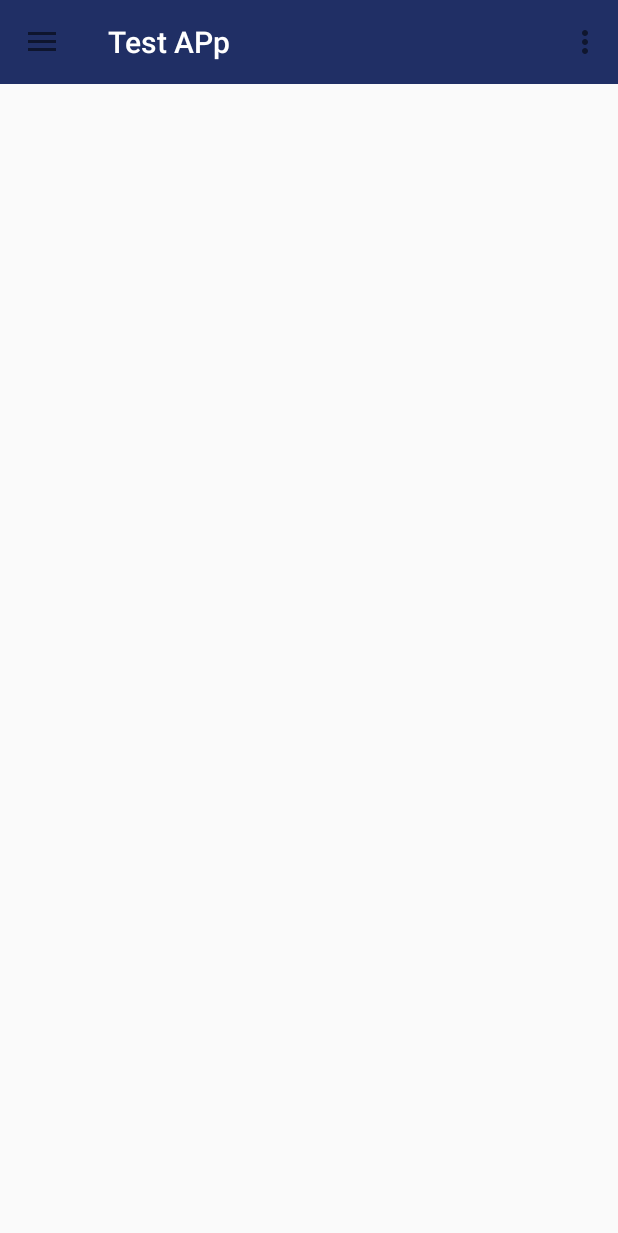
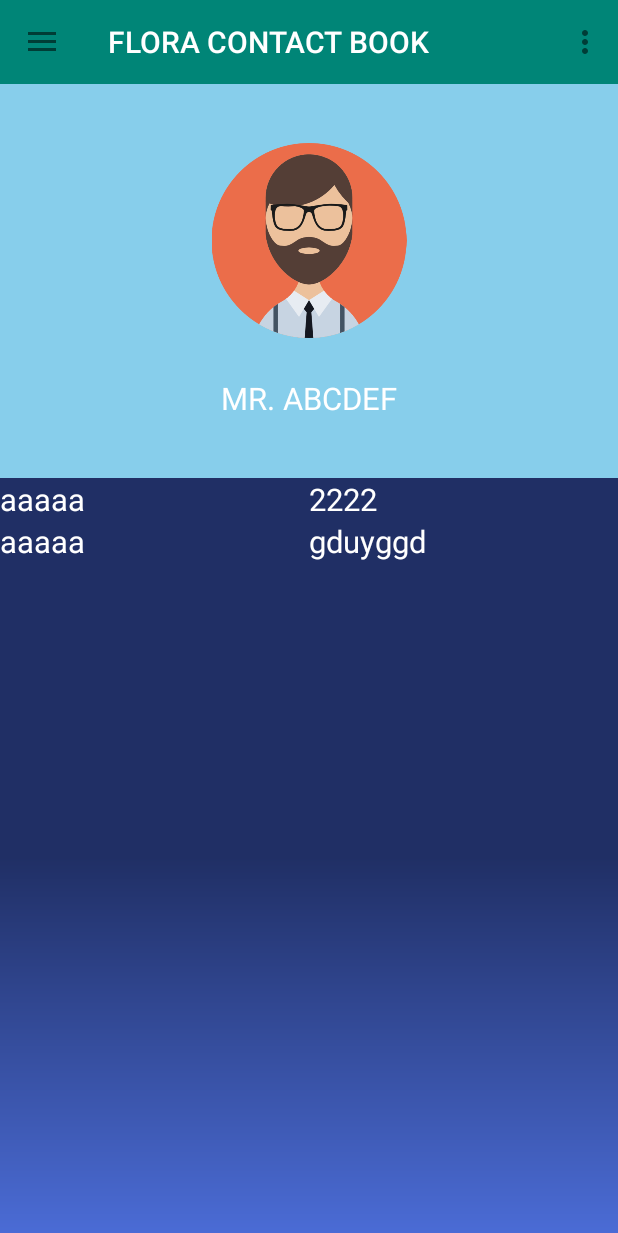
Before and after one commit to Tanvir87/TestApp, an Android app: the screen it shows after launch (MainActivity), after a tap on "Profile", on a phone screen of 412 x 824 dp. Shown: the top 1233 px of the screen. Run offline under Robolectric (Android 15) with nearby library versions, the phone set to English and light mode, and no system bars; our stand-ins replace sdp/ssp sizes.

Commit message:
new items

```diff
--- a/app/build.gradle
+++ b/app/build.gradle
@@ -41,5 +41,8 @@ dependencies {
     annotationProcessor 'com.jakewharton:butterknife-compiler:10.1.0'
     compileOnly 'javax.annotation:jsr250-api:1.0'
 
+    //Text drawable
+    implementation 'com.amulyakhare:com.amulyakhare.textdrawable:1.0.1'
+
 
 }
--- a/app/src/main/java/com/smartlocation/testapp/MainActivity.java
+++ b/app/src/main/java/com/smartlocation/testapp/MainActivity.java
@@ -31,7 +31,7 @@ public class MainActivity extends AppCompatActivity implements NavigationView.On
 
         Toolbar toolbar = findViewById(R.id.toolbar);
 
-        toolbar.setTitle(R.string.app_name);
+        toolbar.setTitle("FLORA CONTACT BOOK");
 
         setSupportActionBar(toolbar);
 
@@ -49,7 +49,7 @@ public class MainActivity extends AppCompatActivity implements NavigationView.On
 
 
 
-
+        //fragment populate in main activity
         FragmentManager fragmentManager = getSupportFragmentManager();
         FragmentTransaction fragmentTransaction = fragmentManager.beginTransaction();
         fragmentTransaction.add(R.id.mainFrame, new HomeFragment());
@@ -64,7 +64,8 @@ public class MainActivity extends AppCompatActivity implements NavigationView.On
     }
 
     @Override
-    public boolean onNavigationItemSelected(@NonNull MenuItem menuItem) {
+    public boolean onNavigationItemSelected(@NonNull MenuItem menuItem)
+    {
         return false;
     }
 
--- a/app/src/main/java/com/smartlocation/testapp/View/PhotoFragment.java
+++ b/app/src/main/java/com/smartlocation/testapp/View/PhotoFragment.java
@@ -4,6 +4,8 @@ import android.os.Bundle;
 import android.view.LayoutInflater;
 import android.view.View;
 import android.view.ViewGroup;
+
+import com.smartlocation.testapp.R;
 
 import androidx.annotation.NonNull;
 import androidx.annotation.Nullable;
@@ -14,6 +16,8 @@ public class PhotoFragment extends Fragment {
     @Nullable
     @Override
     public View onCreateView(@NonNull LayoutInflater inflater, @Nullable ViewGroup container, @Nullable Bundle savedInstanceState) {
-        return super.onCreateView(inflater, container, savedInstanceState);
+
+        View rootView = inflater.inflate(R.layout.fragment_photos, container, false);
+        return rootView;
     }
 }
--- a/app/src/main/java/com/smartlocation/testapp/View/ProfileFragment.java
+++ b/app/src/main/java/com/smartlocation/testapp/View/ProfileFragment.java
@@ -15,6 +15,8 @@ public class ProfileFragment extends Fragment {
     @Nullable
     @Override
     public View onCreateView(@NonNull LayoutInflater inflater, @Nullable ViewGroup container, @Nullable Bundle savedInstanceState) {
-        return super.onCreateView(inflater, container, savedInstanceState);
+
+        View rootView = inflater.inflate(R.layout.fragment_profile, container, false);
+        return rootView;
     }
 }
--- a/app/src/main/res/layout/activity_main.xml
+++ b/app/src/main/res/layout/activity_main.xml
@@ -18,7 +18,8 @@
             android:id="@+id/toolbar"
             android:layout_width="match_parent"
             android:layout_height="?attr/actionBarSize"
-            android:background="#202F65"
+            android:gravity="center"
+            android:background="@color/colorPrimary"
             android:theme="@style/ThemeOverlay.AppCompat.Light"
             app:titleTextColor="#FFFFFF" />
 
--- a/app/src/main/res/layout/fragment_photos.xml
+++ b/app/src/main/res/layout/fragment_photos.xml
@@ -1,6 +1,21 @@
 <?xml version="1.0" encoding="utf-8"?>
 <LinearLayout xmlns:android="http://schemas.android.com/apk/res/android"
     android:orientation="vertical" android:layout_width="match_parent"
-    android:layout_height="match_parent">
+    android:layout_height="match_parent"
+    android:gravity="center"
+    android:background="@drawable/header_background">
+
+    <ImageButton
+        android:layout_width="wrap_content"
+        android:layout_height="wrap_content"
+        android:layout_gravity="center"
+        android:src="@drawable/gallery"
+        android:layout_marginTop="@dimen/_20sdp"/>
+    <TextView
+        android:layout_width="wrap_content"
+        android:layout_height="wrap_content"
+        android:text="Open Gallery"
+        android:textSize="@dimen/_16ssp"
+        android:textColor="#FFFFFF"/>
 
 </LinearLayout>
--- a/app/src/main/res/layout/fragment_profile.xml
+++ b/app/src/main/res/layout/fragment_profile.xml
@@ -1,11 +1,113 @@
-<?xml version="1.0" encoding="utf-8"?>
 <LinearLayout xmlns:android="http://schemas.android.com/apk/res/android"
-    android:orientation="vertical" android:layout_width="match_parent"
-    android:layout_height="match_parent">
+    xmlns:app="http://schemas.android.com/apk/res-auto"
+    xmlns:tools="http://schemas.android.com/tools"
+    android:layout_width="match_parent"
+    android:layout_height="match_parent"
+    android:orientation="vertical"
+    tools:context=".MainActivity">
 
-    <TextView
-        android:id="@+id/textView"
+    <RelativeLayout
+        android:id="@+id/profileheader"
+        android:background="#87CEEB"
+        android:padding="@dimen/_30sdp"
         android:layout_width="match_parent"
         android:layout_height="wrap_content"
-        android:text="TextView" />
+        >
+
+
+        <ImageView
+            android:id="@+id/ivPropic"
+            android:layout_alignParentStart="true"
+            android:layout_alignParentEnd="true"
+            android:src="@drawable/man"
+            android:layout_width="@dimen/_100sdp"
+            android:layout_height="@dimen/_100sdp"/>
+
+        <TextView
+            android:layout_below="@+id/ivPropic"
+            android:gravity="center"
+            android:layout_marginTop="@dimen/_20sdp"
+            android:layout_width="match_parent"
+            android:layout_height="wrap_content"
+            android:text="MR. ABCDEF"
+            android:textColor="#FFFFFF"
+            android:textSize="@dimen/_16ssp"/>
+
+    </RelativeLayout>
+
+
+    <ScrollView
+        android:layout_width="match_parent"
+        android:layout_height="match_parent"
+        android:background="@drawable/header_background">
+
+        <LinearLayout
+            android:layout_width="match_parent"
+            android:layout_height="match_parent"
+            android:orientation="vertical">
+
+
+
+
+
+            <LinearLayout
+                android:layout_width="match_parent"
+                android:layout_height="match_parent"
+                android:orientation="horizontal"
+                android:weightSum="2">
+
+
+            <TextView
+                android:id="@+id/tv1"
+                android:layout_weight="1"
+                android:layout_width="match_parent"
+                android:layout_height="match_parent"
+                android:text="aaaaa"
+                android:textColor="#FFFFFF"
+                android:textSize="@dimen/_16ssp"/>
+
+                <TextView
+                android:id="@+id/tv2"
+                android:layout_weight="1"
+                android:layout_width="match_parent"
+                android:layout_height="match_parent"
+                android:text="2222"
+                    android:textColor="#FFFFFF"
+                android:textSize="@dimen/_16ssp"/>
+
+            </LinearLayout>
+
+
+
+            <LinearLayout
+                android:layout_width="match_parent"
+                android:layout_height="match_parent"
+                android:orientation="horizontal"
+                android:weightSum="2">
+
+
+                <TextView
+                    android:id="@+id/tv3"
+                    android:layout_weight="1"
+                    android:layout_width="match_parent"
+                    android:layout_height="match_parent"
+                    android:text="aaaaa"
+                    android:textColor="#FFFFFF"
+                    android:textSize="@dimen/_16ssp"/>
+
+                <TextView
+                    android:id="@+id/tv4"
+                    android:layout_weight="1"
+                    android:layout_width="match_parent"
+                    android:layout_height="match_parent"
+                    android:text="gduyggd"
+                    android:textColor="#FFFFFF"
+                    android:textSize="@dimen/_16ssp"/>
+
+            </LinearLayout>
+
+        </LinearLayout>
+
+    </ScrollView>
+
 </LinearLayout>
```
Also changed, not shown: app/src/main/java/com/smartlocation/testapp/View/HomeFragment.java (+6 -2 lines), app/src/main/res/drawable-hdpi/gallery.png (added), app/src/main/res/drawable-mdpi/gallery.png (added), app/src/main/res/drawable-xhdpi/gallery.png (added), app/src/main/res/drawable-xxhdpi/gallery.png (added), app/src/main/res/drawable-xxxhdpi/gallery.png (added).
